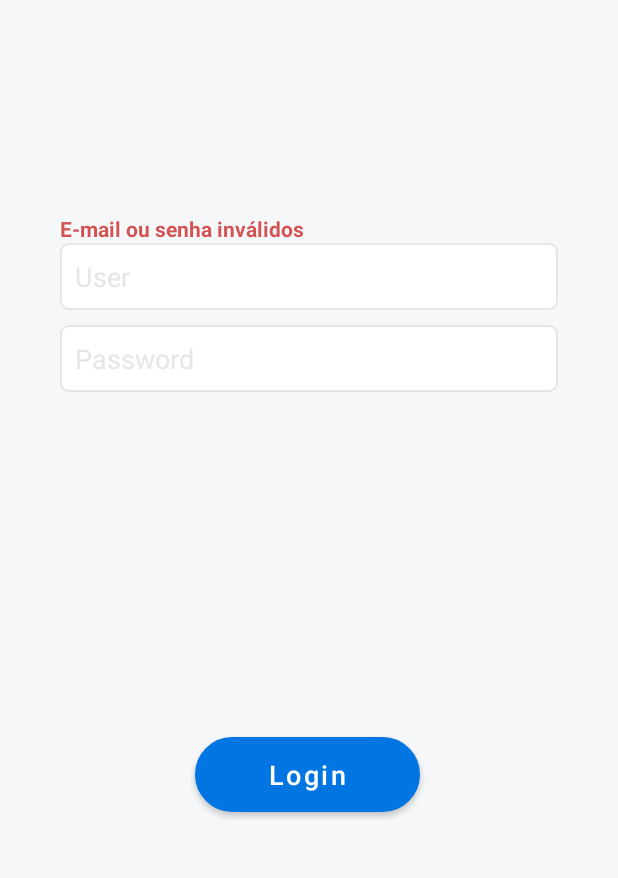
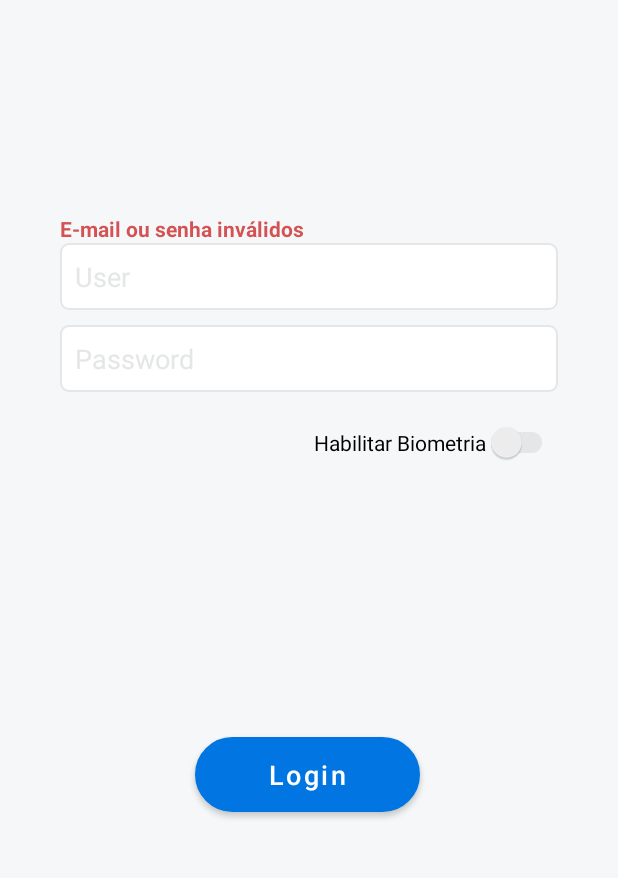
Before and after one commit to Roberto890/Teste_Banco_Solutis, an Android app: the screen it shows after launch (LoginActivity), after a tap on "Login", on a phone screen of 412 x 824 dp, the part 246-1124 px from its top. Run offline under Robolectric (Android 15) with nearby library versions, the phone set to English and light mode, and no system bars.

Commit message:
Completado login por biometria

```diff
--- a/app/src/main/java/com/rj/testebancosolutis/view/LoginActivity.kt
+++ b/app/src/main/java/com/rj/testebancosolutis/view/LoginActivity.kt
@@ -1,5 +1,6 @@
 package com.rj.testebancosolutis.view
 
+import android.content.DialogInterface
 import android.content.Intent
 import android.os.Bundle
 import android.text.method.PasswordTransformationMethod
@@ -7,6 +8,7 @@ import android.view.LayoutInflater
 import android.view.View
 import android.widget.Button
 import android.widget.Toast
+import androidx.appcompat.app.AlertDialog
 import androidx.appcompat.app.AppCompatActivity
 import androidx.appcompat.app.AppCompatDelegate
 import androidx.biometric.BiometricPrompt
@@ -38,8 +40,6 @@ class LoginActivity : AppCompatActivity(), View.OnClickListener {
         val view = binding.root
         setContentView(view)
 
-        AppCompatDelegate.setDefaultNightMode(AppCompatDelegate.MODE_NIGHT_NO)
-
         mViewModel = ViewModelProvider(this).get(LoginViewModel::class.java)
 
         binding.loginPassword.transformationMethod = PasswordTransformationMethod.getInstance()
@@ -48,9 +48,26 @@ class LoginActivity : AppCompatActivity(), View.OnClickListener {
 
         mSecurityPreferences = SecurityPreferences(this)
 
+        verifySwitchFingerprint()
+
         cacheLogin()
 
         observe()
+
+    }
+
+    private fun verifySwitchFingerprint() {
+        binding.saveBiometry.setOnCheckedChangeListener { _, isChecked ->
+            if (isChecked){
+                verifyFingerprint()
+            }else{
+                SecurityPreferences(this).store(StatementsConstants.FINGERPRINT.USER_FINGERPRINT, "0")
+            }
+        }
+        if (SecurityPreferences(this).get(StatementsConstants.FINGERPRINT.USER_FINGERPRINT) != "1"
+            || SecurityPreferences(this).get(StatementsConstants.SHARED.USER_PASSWORD) == ""){
+            binding.saveBiometry.isChecked = false
+        }
 
     }
 
@@ -104,6 +121,24 @@ class LoginActivity : AppCompatActivity(), View.OnClickListener {
         mViewModel.doLogin(userModel)
     }
 
+    private fun verifyFingerprint() {
+        val alertDialog = AlertDialog.Builder(this)
+        alertDialog.setTitle("Autentificação Digital")
+        alertDialog.setIcon(R.drawable.id_fingerprint)
+        alertDialog.setMessage("Realmente deseja salvar sua senha?")
+        alertDialog.setPositiveButton("Sim", DialogInterface.OnClickListener { _, _ ->
+            SecurityPreferences(this).store(StatementsConstants.FINGERPRINT.USER_FINGERPRINT, "1")
+        })
+        alertDialog.setNegativeButton("Não", DialogInterface.OnClickListener { _, _ ->
+            SecurityPreferences(this).store(StatementsConstants.FINGERPRINT.USER_FINGERPRINT, "0")
+            binding.saveBiometry.isChecked = false
+        })
+        val alertShow = alertDialog.show()
+        alertShow.getButton(DialogInterface.BUTTON_POSITIVE).setTextColor(getColor(R.color.blue))
+        alertShow.getButton(DialogInterface.BUTTON_NEGATIVE).setTextColor(getColor(R.color.blue))
+        alertShow.show()
+    }
+
     private fun showAuthentication() {
         val executor: Executor = ContextCompat.getMainExecutor(this)
         val biometricPrompt = BiometricPrompt(this@LoginActivity, executor, object : BiometricPrompt.AuthenticationCallback(){
@@ -139,4 +174,6 @@ class LoginActivity : AppCompatActivity(), View.OnClickListener {
         biometricPrompt.authenticate(info)
     }
 
+
+
 }
--- a/app/src/main/java/com/rj/testebancosolutis/view/SplashActivity.kt
+++ b/app/src/main/java/com/rj/testebancosolutis/view/SplashActivity.kt
@@ -6,6 +6,7 @@ import android.os.Bundle
 import android.os.Handler
 import android.os.Looper
 import android.view.LayoutInflater
+import androidx.appcompat.app.AppCompatDelegate
 import com.rj.testebancosolutis.databinding.ActivitySplashBinding
 
 class SplashActivity : AppCompatActivity() {
@@ -18,6 +19,8 @@ class SplashActivity : AppCompatActivity() {
         val view = binding.root
         setContentView(view)
 
+        AppCompatDelegate.setDefaultNightMode(AppCompatDelegate.MODE_NIGHT_NO)
+
 
 
         Handler(Looper.getMainLooper()).postDelayed({
--- a/app/src/main/res/layout/activity_login.xml
+++ b/app/src/main/res/layout/activity_login.xml
@@ -60,7 +60,7 @@
         <EditText
             android:id="@+id/login"
             android:layout_width="match_parent"
-            android:layout_height="match_parent"
+            android:layout_height="wrap_content"
             android:background="@drawable/edit_text_border"
             android:hint="User"
             android:padding="10dp"
@@ -88,6 +88,19 @@
 
     </LinearLayout>
 
+    <androidx.appcompat.widget.SwitchCompat
+        android:id="@+id/save_biometry"
+        android:layout_width="wrap_content"
+        android:layout_height="wrap_content"
+        android:layout_marginTop="20dp"
+        android:layout_marginEnd="40dp"
+        android:checked="true"
+        android:text="Habilitar Biometria"
+        android:theme="@style/newSwitch"
+        app:layout_constraintEnd_toEndOf="parent"
+        app:layout_constraintTop_toBottomOf="@+id/linearLayout" />
+
+
     <com.google.android.material.button.MaterialButton
         android:id="@+id/button_login"
         style="@style/Widget.MaterialComponents.Button"
@@ -104,4 +117,5 @@
         app:layout_constraintVertical_bias="0.659" />
 
 
+
 </androidx.constraintlayout.widget.ConstraintLayout>
--- a/app/src/main/res/values/styles.xml
+++ b/app/src/main/res/values/styles.xml
@@ -36,4 +36,17 @@
         <item name="android:textSize">18sp</item>
     </style>
 
+    <style name="newSwitch" parent="Theme.AppCompat.Light">
+        <!-- active thumb & track color (30% transparency) -->
+        <item name="colorControlActivated">#117bb7</item>
+
+        <!-- inactive thumb color -->
+        <item name="colorSwitchThumbNormal">#f1f1f1
+        </item>
+
+        <!-- inactive track color (30% transparency) -->
+        <item name="android:colorForeground">#42221f1f
+        </item>
+    </style>
+
 </resources>
```
Also changed, not shown: app/src/main/java/com/rj/testebancosolutis/view/StatementActivity.kt (+1 -24 lines), app/src/main/java/com/rj/testebancosolutis/viewModel/LoginViewModel.kt (+7 -5 lines), app/src/main/res/layout/header_statement.xml (+0 -9 lines).
